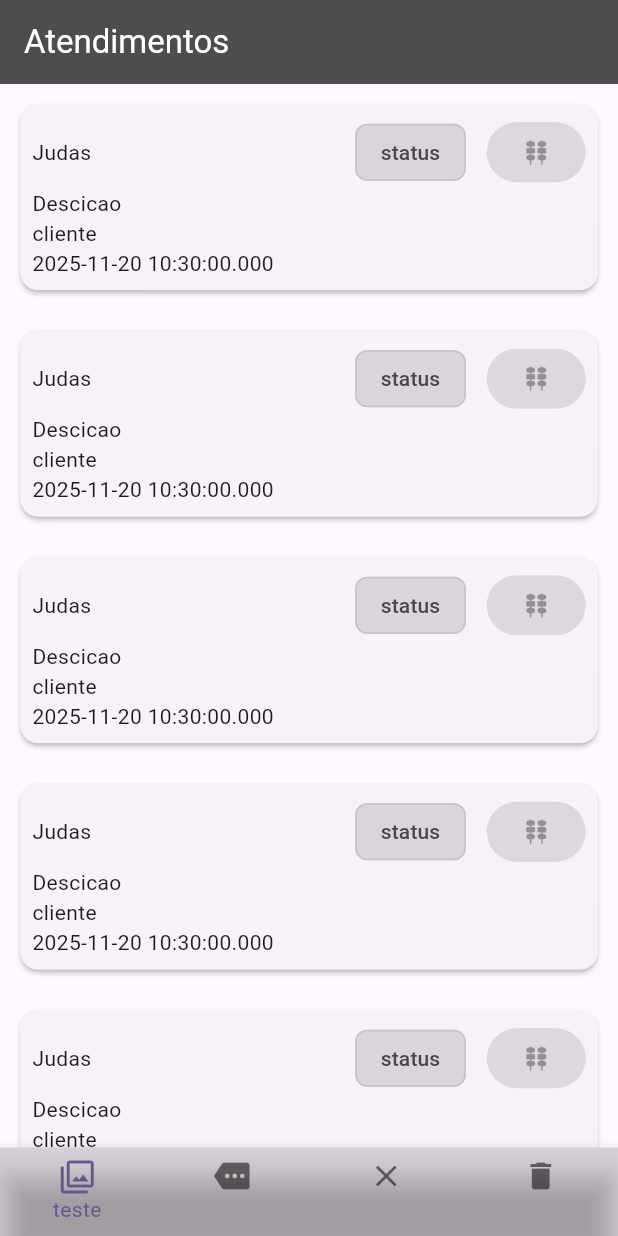
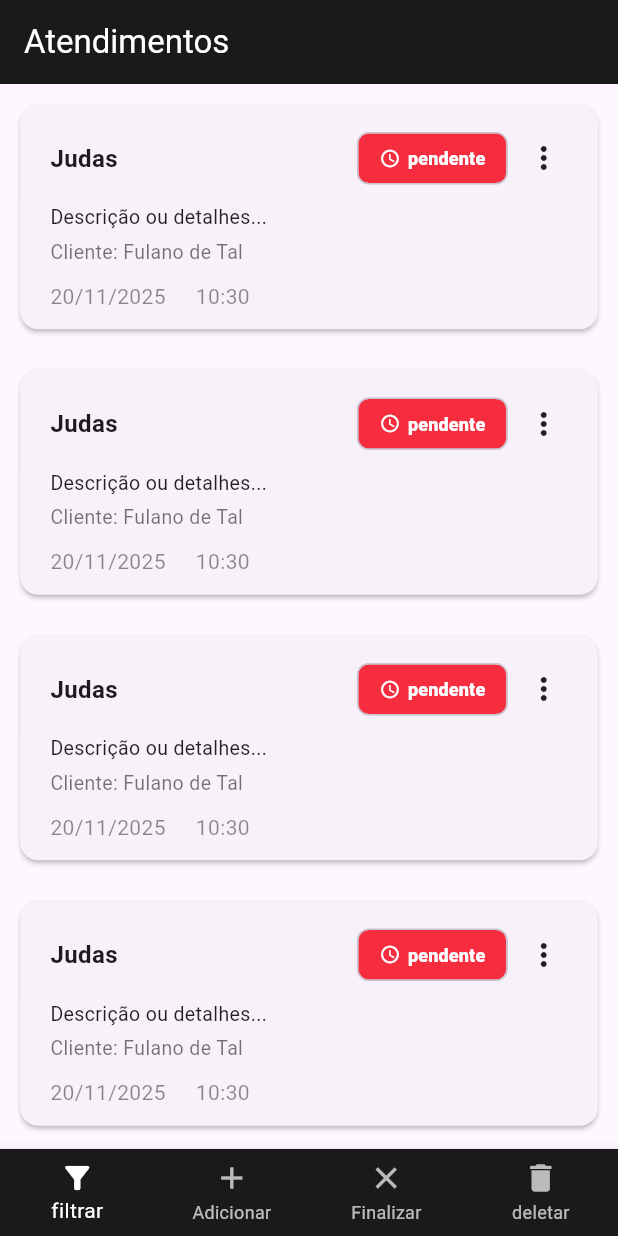
Before and after one commit to Gian-Roso/Trabalho-Atendimento, a Flutter app: the HomeLista screen opened directly, on a phone screen of 412 x 824 dp. Run offline on Flutter 3.47's test engine with Material 3 defaults, Android fonts, the phone set to English and light mode, and no system bars; our stand-ins replace flutter_bloc, get_it, image_picker, injectable, sqflite; accounts and stored records are empty; network calls fail; statements that could not run were skipped.

Commit message:
criação de telas e coreção do problema de ontem

```diff
--- a/lib/main.dart
+++ b/lib/main.dart
@@ -14,8 +14,7 @@ class MyApp extends StatelessWidget {
     return MaterialApp(
       title: 'Flutter Demo',
       theme: ThemeData(
-        colorScheme: ColorScheme.fromSeed(seedColor: Colors.deepPurple),
-        canvasColor: Colors.black12
+        colorScheme: ColorScheme.fromSeed(seedColor: Colors.deepPurple)
       ),
       home: HomeView(),
     );
--- a/lib/modules/home/view/components/card_lista.dart
+++ b/lib/modules/home/view/components/card_lista.dart
@@ -1,42 +1,92 @@
 import 'package:flutter/material.dart';
-import 'package:flutter/widgets.dart';
 import 'package:trabfinal/modules/home/core/domain/model/atendimento_model.dart';
+import 'status_chip.dart';
+import 'options_menu.dart';
+
 
 class CardLista extends StatelessWidget {
   final AtendimentoModel atendimentoCard;
- CardLista({super.key,required this.atendimentoCard});
+  CardLista({super.key, required this.atendimentoCard});
 
   @override
   Widget build(BuildContext context) {
     return Center(
-      child: Padding(padding: EdgeInsetsGeometry.all(9.5), child: Card(
+      child: Padding(
+        padding: const EdgeInsets.all(9.5),
+        child: Card(
           elevation: 1.3,
-        child:
-        Padding(
-          padding: const EdgeInsets.all(8.0),
+          shape: RoundedRectangleBorder(
+            borderRadius: BorderRadius.circular(12),
+          ),
+          child: Padding(
+            padding: const EdgeInsets.only(
+              left: 20,
+              top: 12,
+              right: 12,
+              bottom: 12,
+            ),
             child: Column(
               crossAxisAlignment: CrossAxisAlignment.start,
               children: [
                 Row(
                   mainAxisAlignment: MainAxisAlignment.spaceBetween,
                   children: [
-                  Text(atendimentoCard.nome),
+
+                    Expanded(
+                      child: Text(
+                        atendimentoCard.nome,
+                        style: TextStyle(
+                          fontSize: 16,
+                          fontWeight: FontWeight.w600,
+                        ),
+                        overflow: TextOverflow.ellipsis,
+                      ),
+                    ),
+
                     Row(
-                    spacing: 14,
                       children: [
-                      Chip(label: Text('status')),
-                      ElevatedButton(onPressed: null, child: Icon(Icons.kebab_dining_rounded)),
-                    ],
-                  )
+                        StatusChip(status: atendimentoCard.status),
+                        OptionsMenu(
+                          onSelected: (value) {
+                          },
+                        ),
                       ],
                     ),
-              Text("Descicao"),
-              Text("cliente"),
-              Text(atendimentoCard.data.toString()),
+                  ],
+                ),
+
+                SizedBox(height: 6),
+                Text(
+                  "Descrição ou detalhes...",
+                  style: TextStyle(fontSize: 13, color: Colors.black87),
+                ),
+
+                SizedBox(height: 4),
+                Text(
+                  "Cliente: Fulano de Tal",
+                  style: TextStyle(fontSize: 13, color: Colors.black54),
+                ),
+
+                SizedBox(height: 10),
+                Row(
+                  children: [
+                    Text(
+                      "${atendimentoCard.data.day}/${atendimentoCard.data.month}/${atendimentoCard.data.year}",
+                      style: TextStyle(color: Colors.black45),
+                    ),
+                    SizedBox(width: 20),
+                    Text(
+                      "${atendimentoCard.data.hour.toString().padLeft(2,'0')}:${atendimentoCard.data.minute.toString().padLeft(2,'0')}",
+                      style: TextStyle(color: Colors.black45),
+                    ),
+                  ],
+                ),
+
               ],
             ),
           ),
-      ),),
+        ),
+      ),
     );
   }
 }
--- /dev/null
+++ b/lib/modules/home/view/components/status_chip.dart
@@ -0,0 +1,60 @@
+import 'package:flutter/material.dart';
+
+class StatusChip extends StatelessWidget {
+  final int status;
+
+  const StatusChip({super.key, required this.status});
+
+  @override
+  Widget build(BuildContext context) {
+    return Chip(
+      label: Row(
+        mainAxisSize: MainAxisSize.min,
+        children: [
+          _statusIcon(status),
+          const SizedBox(width: 5),
+          Text(
+            _statusText(status),
+            style: const TextStyle(
+              fontSize: 12,
+              fontWeight: FontWeight.w900,
+              color: Colors.white,
+            ),
+          ),
+        ],
+      ),
+      backgroundColor: _statusColor(status),
+      labelPadding: const EdgeInsets.symmetric(horizontal: 6),
+      materialTapTargetSize: MaterialTapTargetSize.shrinkWrap,
+    );
+  }
+
+  String _statusText(int status) {
+    switch (status) {
+      case 0: return "pendente";
+      case 1: return "aguardo";
+      case 2: return "Concluído";
+      case 3: return "inativo";
+      default: return "indefinido";
+    }
+  }
+  Icon _statusIcon(int status) {
+    switch (status) {
+      case 0: return const Icon(Icons.schedule, size: 14, color: Colors.white);
+      case 1: return const Icon(Icons.hourglass_empty, size: 14, color: Colors.white);
+      case 2: return const Icon(Icons.check_circle, size: 14, color: Colors.white);
+      case 3: return const Icon(Icons.block, size: 14, color: Colors.white);
+      default: return const Icon(Icons.help_outline, size: 14, color: Colors.white);
+    }
+  }
+
+  Color _statusColor(int status) {
+    switch (status) {
+      case 0: return const Color.fromARGB(255, 245, 45, 62);
+      case 1: return const Color.fromARGB(255, 63, 177, 162);
+      case 2: return const Color.fromARGB(255, 80, 219, 98);
+      case 3: return Colors.black;
+      default: return const Color.fromARGB(255, 255, 208, 0);
+    }
+  }
+}
--- a/lib/modules/home/view/home_lista.dart
+++ b/lib/modules/home/view/home_lista.dart
@@ -1,7 +1,7 @@
 import 'package:flutter/material.dart';
-import 'package:flutter/widgets.dart';
 import 'package:trabfinal/modules/home/core/domain/model/atendimento_model.dart';
 import 'package:trabfinal/modules/home/view/components/card_lista.dart';
+import 'package:trabfinal/modules/home/view/pages/cadastrar_atendimento_view.dart';
 
 class HomeLista extends StatelessWidget {
   final List<AtendimentoModel>? atendimento;
@@ -9,25 +9,51 @@ class HomeLista extends StatelessWidget {
 
   @override
   Widget build(BuildContext context) {
+
     return Scaffold(
       appBar: AppBar(
-        title: Text("Atendimentos", style: TextStyle(color: Colors.white),),
-        backgroundColor: const Color.fromARGB(202, 32, 31, 31),
+        title: const Text("Atendimentos", style: TextStyle(color: Colors.white)),
+        backgroundColor: const Color(0xFF1A1A1A),
       ),
-      body: Center(child: ListView.builder(
-        itemBuilder: (context, index) {return CardLista(atendimentoCard:AtendimentoModel(nome: 'Judas', data: DateTime.now(), status: 1),);},
-        // itemCount: atendimento?.length,
-        itemCount: 5,
-      ),),
+
+      body: Center(
+        child: ListView.builder(
+          itemBuilder: (context, index) {
+            return CardLista(
+              atendimentoCard: AtendimentoModel(
+                nome: 'Judas',
+                data: DateTime.now(),
+                status: 0,
+              ),
+            );
+          },
+          itemCount: 5,
+        ),
+      ),
+
       bottomNavigationBar: BottomNavigationBar(
         type: BottomNavigationBarType.fixed,
-        backgroundColor: Colors.black12,
-        items: [
-        BottomNavigationBarItem(icon: Icon(Icons.filter), label: "teste"),
-        BottomNavigationBarItem(icon: Icon(Icons.more), label: ""),
-        BottomNavigationBarItem(icon: Icon(Icons.close), label: ""),
-        BottomNavigationBarItem(icon: Icon(Icons.delete), label: ""),
-      ]),
+        backgroundColor: const Color(0xFF1A1A1A),
+        unselectedItemColor: Colors.white70,
+        selectedItemColor: Colors.white,
+        currentIndex: 0,
+        onTap: (index) {
+          if (index == 1) {
+           Navigator.push(
+            context,
+            MaterialPageRoute(
+              builder: (_) => const CadastrarAtendimentoView(),
+            ),
+          );
+          }
+        },
+        items: const [
+          BottomNavigationBarItem(icon: Icon(Icons.filter_alt), label: "filtrar"),
+          BottomNavigationBarItem(icon: Icon(Icons.add), label: "Adicionar"),
+          BottomNavigationBarItem(icon: Icon(Icons.close), label: "Finalizar"),
+          BottomNavigationBarItem(icon: Icon(Icons.delete), label: "deletar"),
+        ],
+      ),
     );
   }
 }
```
Also changed, not shown: lib/modules/home/controller/home_controller.dart (+4 -3 lines), lib/modules/home/view/components/options_menu.dart (added, +64 -0 lines), lib/modules/home/view/pages/cadastrar_atendimento_view.dart (added, +148 -0 lines), lib/modules/home/view/pages/visual_cadastro_view.dart (added, +156 -0 lines). Lines whose indentation alone changed are shown as unchanged.
